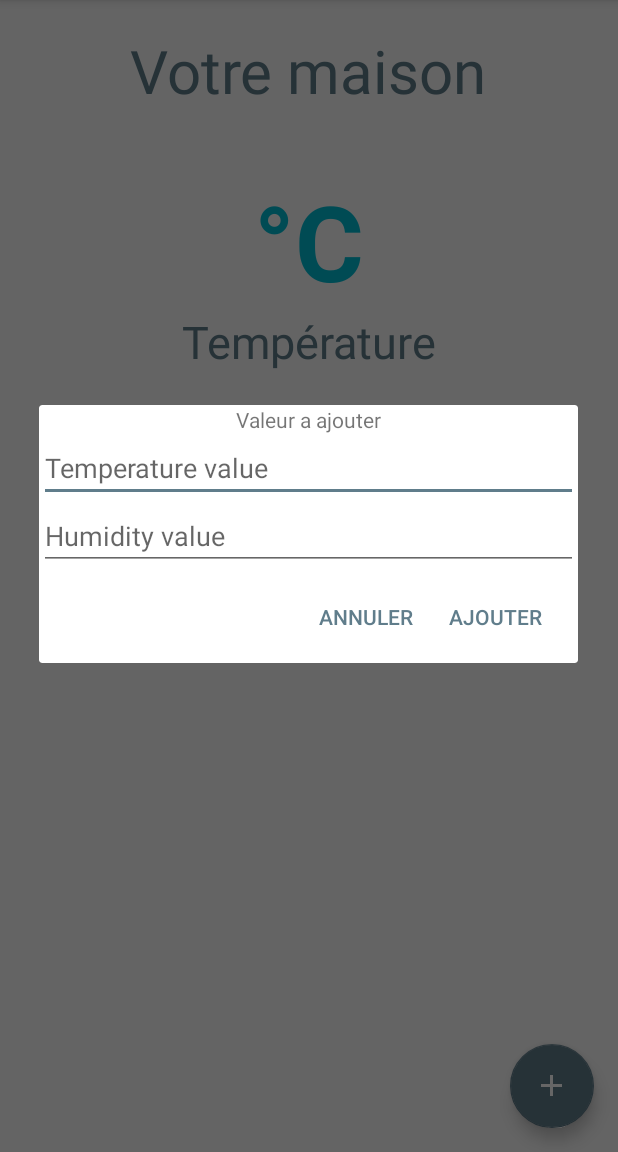
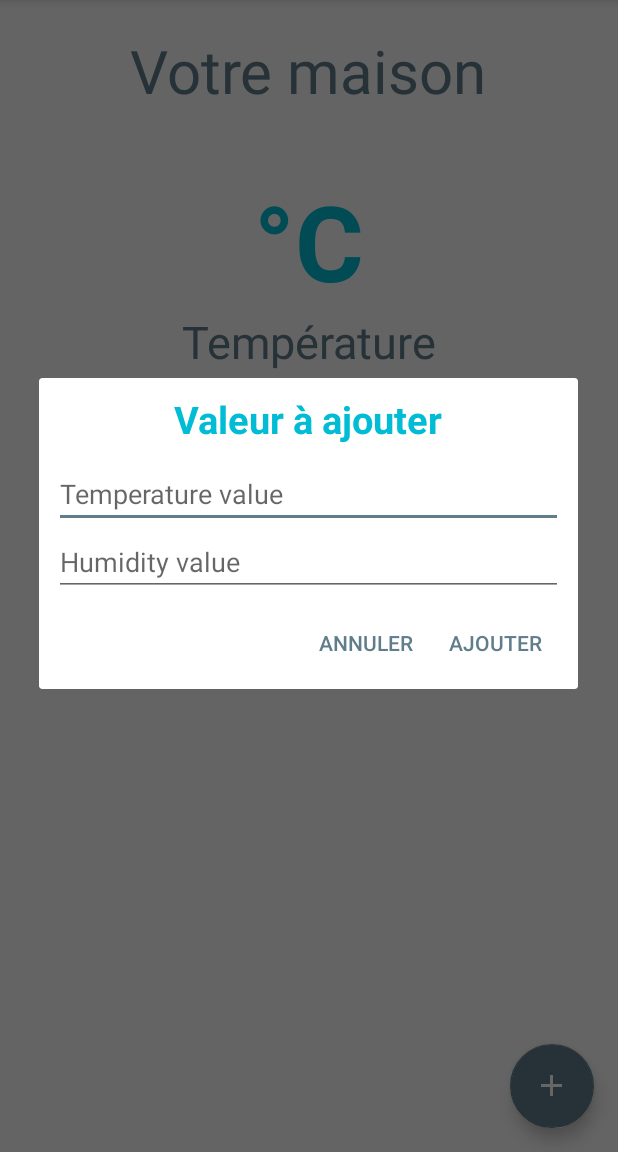
Before and after one commit to mathildegui/WeatherAndroid, an Android app: the screen it shows after launch (MainActivity), after a tap on an icon or button, on a phone screen of 412 x 824 dp, the part 84-1236 px from its top. Run offline under Robolectric (Android 15) with nearby library versions, the phone set to English and light mode, and no system bars; our stand-ins replace ButterKnife; libraries missing offline, so code that uses them is left out: rx.android.concurrency, rx.android.observables, rx.concurrency, rx.subscriptions; 1 statement that could not run was skipped.

Commit message:
pull to refresh

```diff
--- a/app/src/main/java/com/mathildeguillossou/weathersensor/activity/MainActivity.java
+++ b/app/src/main/java/com/mathildeguillossou/weathersensor/activity/MainActivity.java
@@ -26,8 +26,7 @@ import com.mathildeguillossou.weathersensor.fragment.MainFragment;
 import com.mathildeguillossou.weathersensor.fragment.WeatherListFragment;
 import com.mathildeguillossou.weathersensor.fragment.dialog.DialogAddFragment;
 import com.mathildeguillossou.weathersensor.utils.Connection;
-
-import java.util.Calendar;
+import com.mathildeguillossou.weathersensor.utils.Date;
 
 import butterknife.Bind;
 import butterknife.ButterKnife;
@@ -42,23 +41,16 @@ public class MainActivity extends AppCompatActivity implements DialogAddFragment
         WeatherListFragment.OnListFragmentInteractionListener, Observer<Weather> {
 
     private FragmentManager mFragmentManager;
+    private Subscription mSubAdd = Subscriptions.empty();
 
     @Bind(R.id.toolbar) Toolbar mToolbar;
     @Bind(R.id.drawer_layout) DrawerLayout mDrawerLayout;
 
-    private final static String DAY, DAWN, NIGHT, EVENING;
 
-    static {
-        DAY     = "day";
-        DAWN    = "dawn";
-        NIGHT   = "night";
-        EVENING = "evening";
-    }
 
     @Override
     protected void onCreate(Bundle savedInstanceState) {
         super.onCreate(savedInstanceState);
-
 
         //Require the ACCESS_NETWORK_STATE permission
         boolean isConnected = Connection.checkActiveNetwork(getApplicationContext());
@@ -67,7 +59,6 @@ public class MainActivity extends AppCompatActivity implements DialogAddFragment
 
         if(!isConnected) {
             setContentView(R.layout.no_network);
-            //Toast.makeText(this, Connection.getErrorMessage(), Toast.LENGTH_SHORT).show();
             findViewById(R.id.not_found).setOnClickListener(new View.OnClickListener() {
                 @Override
                 public void onClick(View v) {
@@ -76,11 +67,16 @@ public class MainActivity extends AppCompatActivity implements DialogAddFragment
             });
         } else {
             setContentView(R.layout.activity_main);
-
             setupFrag(savedInstanceState);
             setupFloatingButton();
         }
         initApp();
+    }
+
+    @Override
+    public void onDestroy() {
+        mSubAdd.unsubscribe();
+        super.onDestroy();
     }
 
     private void initApp() {
@@ -101,30 +97,9 @@ public class MainActivity extends AppCompatActivity implements DialogAddFragment
         });
 
         ImageView ivHeader = (ImageView)navigationView.getHeaderView(0).findViewById(R.id.nav_header);
-        int resourceId = getResources().getIdentifier("rockymontains_" + getTime(), "drawable", getPackageName());
+        int resourceId = getResources().getIdentifier("rockymontains_" + Date.getTime(), "drawable", getPackageName());
 
         ivHeader.setBackgroundResource(resourceId);
-    }
-
-    /**
-     * Return the moment of the day
-     * Possible values: NIGHT - DAWN - DAY - EVENING
-     * @return Moment of the day
-     */
-    private String getTime() {
-        Calendar c = Calendar.getInstance();
-        int hour = c.get(Calendar.HOUR_OF_DAY);
-
-        if(hour >= 22 || hour < 4) {
-            return NIGHT;
-        } else if (hour >= 4 && hour < 10) {
-            return DAWN;
-        } else if (hour >= 10 && hour < 16) {
-            return DAY;
-        } else if (hour >= 16 && hour < 22) {
-            return EVENING;
-        }
-        return DAY;
     }
 
     private void selectDrawerItem(MenuItem item) {
@@ -167,7 +142,7 @@ public class MainActivity extends AppCompatActivity implements DialogAddFragment
                     .commit();
         }
     }
-    private Subscription mSubAdd = Subscriptions.empty();
+
     private void setupFloatingButton() {
         FloatingActionButton fab = (FloatingActionButton) findViewById(R.id.fab);
         fab.setOnClickListener(new View.OnClickListener() {
@@ -190,13 +165,11 @@ public class MainActivity extends AppCompatActivity implements DialogAddFragment
                 R.string.drawer_close) {
             public void onDrawerClosed(View view) {
                 invalidateOptionsMenu(); // creates call to onPrepareOptionsMenu()
-                Log.d("on Drawer", "closed");
             }
 
             public void onDrawerOpened(View drawerView) {
                 invalidateOptionsMenu(); // creates call to onPrepareOptionsMenu()
                 mDrawerLayout.bringToFront();
-                Log.d("on Drawer", "opened");
             }
 
             public void onDrawerSlide(View drawerView, float slideOffset) {
--- a/app/src/main/java/com/mathildeguillossou/weathersensor/fragment/dialog/DialogAddFragment.java
+++ b/app/src/main/java/com/mathildeguillossou/weathersensor/fragment/dialog/DialogAddFragment.java
@@ -24,6 +24,8 @@ import butterknife.ButterKnife;
 public class DialogAddFragment extends DialogFragment {
     @Bind(R.id.add_hum_et) EditText mHumidityEt;
     @Bind(R.id.add_temp_et) EditText mTempidityEt;
+
+    private DialogListener mListener;
 
     @NonNull
     @Override
@@ -64,9 +66,6 @@ public class DialogAddFragment extends DialogFragment {
         void onDialogNegativeClick(DialogFragment dialog);
     }
 
-    // Use this instance of the interface to deliver action events
-    DialogListener mListener;
-
     // Override the Fragment.onAttach() method to instantiate the NoticeDialogListener
     @Override
     public void onAttach(Activity activity) {
--- /dev/null
+++ b/app/src/main/java/com/mathildeguillossou/weathersensor/utils/Date.java
@@ -0,0 +1,40 @@
+package com.mathildeguillossou.weathersensor.utils;
+
+import java.util.Calendar;
+
+/**
+ * Created by mathildeguillossou on 14/12/15.
+ */
+public class Date {
+    public final static String TAG = "Date";
+
+    public final static String DAY, DAWN, NIGHT, EVENING;
+
+    static {
+        DAY     = "day";
+        DAWN    = "dawn";
+        NIGHT   = "night";
+        EVENING = "evening";
+    }
+
+    /**
+     * Return the moment of the day
+     * Possible values: NIGHT - DAWN - DAY - EVENING
+     * @return Moment of the day
+     */
+    public static String getTime() {
+        Calendar c = Calendar.getInstance();
+        int hour = c.get(Calendar.HOUR_OF_DAY);
+
+        if(hour >= 22 || hour < 4) {
+            return NIGHT;
+        } else if (hour >= 4 && hour < 10) {
+            return DAWN;
+        } else if (hour >= 10 && hour < 16) {
+            return DAY;
+        } else if (hour >= 16 && hour < 22) {
+            return EVENING;
+        }
+        return DAY;
+    }
+}
--- a/app/src/main/res/layout/dialog_add.xml
+++ b/app/src/main/res/layout/dialog_add.xml
@@ -1,22 +1,32 @@
 <?xml version="1.0" encoding="utf-8"?>
 <LinearLayout xmlns:android="http://schemas.android.com/apk/res/android"
-    android:orientation="vertical" android:layout_width="match_parent"
-    android:layout_height="match_parent">
+    android:orientation="vertical"
+    android:layout_width="match_parent"
+    android:layout_height="match_parent"
+   >
     <TextView
         android:layout_width="wrap_content"
         android:layout_height="wrap_content"
-        android:text="Valeur a ajouter"
+        android:textColor="@color/colorPrimary"
+        android:textStyle="bold"
+        android:textSize="25sp"
+        android:layout_margin="10dp"
+        android:text="Valeur à ajouter"
         android:layout_gravity="center"/>
     <EditText
         android:id="@+id/add_temp_et"
         android:layout_width="match_parent"
         android:layout_height="wrap_content"
         android:inputType="numberDecimal"
+        android:layout_marginLeft="10dp"
+        android:layout_marginRight="10dp"
         android:hint="Temperature value"/>
     <EditText
         android:id="@+id/add_hum_et"
         android:layout_width="match_parent"
         android:layout_height="wrap_content"
         android:inputType="numberDecimal"
+        android:layout_marginLeft="10dp"
+        android:layout_marginRight="10dp"
         android:hint="Humidity value" />
 </LinearLayout>
--- a/app/src/main/res/layout/fragment_main.xml
+++ b/app/src/main/res/layout/fragment_main.xml
@@ -1,11 +1,17 @@
-<LinearLayout
+<android.support.v4.widget.SwipeRefreshLayout
     xmlns:android="http://schemas.android.com/apk/res/android"
     xmlns:tools="http://schemas.android.com/tools"
+    android:id="@+id/swipeContainer"
+    android:layout_width="match_parent"
+    android:layout_height="match_parent"
+    tools:context="com.mathildeguillossou.weathersensor.fragment.MainFragment" >
+
+    <LinearLayout
         android:layout_width="match_parent"
         android:layout_height="match_parent"
         android:gravity="center_horizontal"
-    android:orientation="vertical"
-    tools:context="com.mathildeguillossou.weathersensor.fragment.MainFragment">
+        android:clickable="true"
+        android:orientation="vertical">
 
         <TextView
             android:layout_width="wrap_content"
@@ -80,3 +86,4 @@
             />
 
     </LinearLayout>
+</android.support.v4.widget.SwipeRefreshLayout>
```
Also changed, not shown: app/src/main/java/com/mathildeguillossou/weathersensor/fragment/MainFragment.java (+38 -8 lines). Lines whose indentation alone changed are shown as unchanged.
